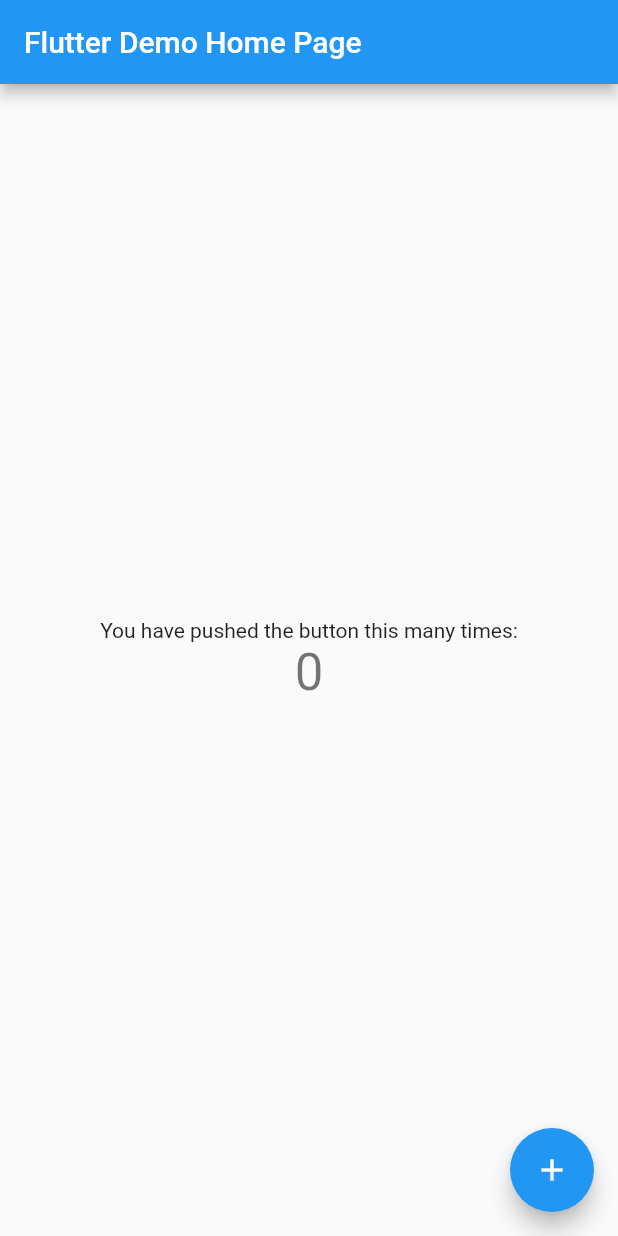
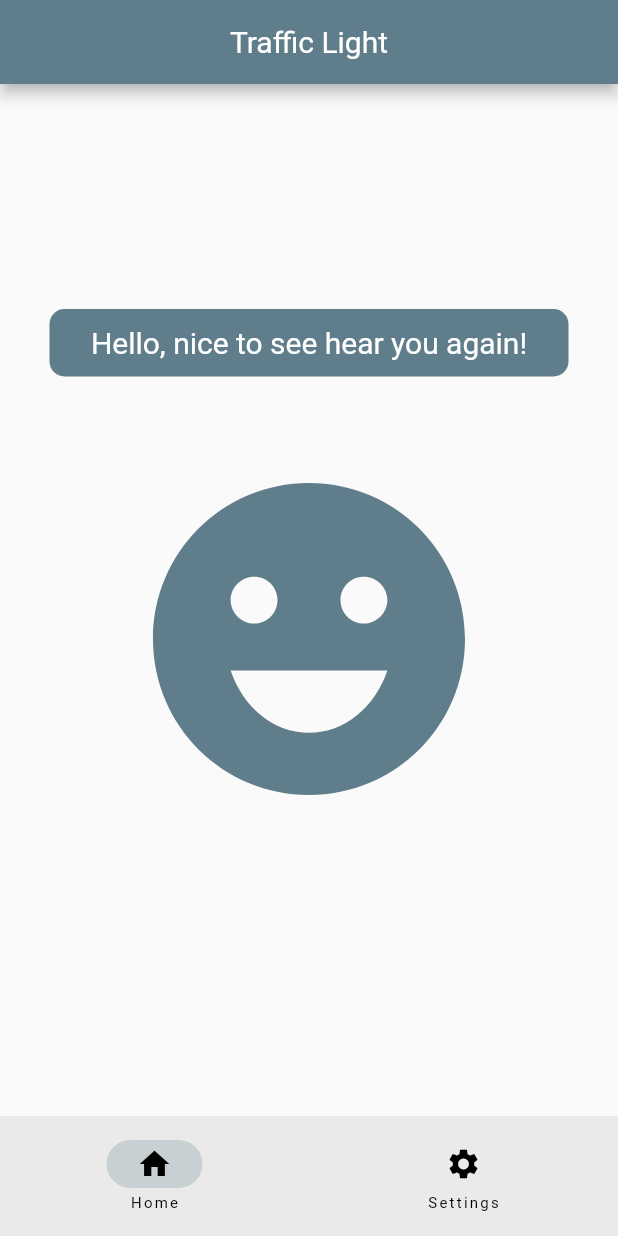
Before and after one commit to Rawezhham176/traffic_app, a Flutter app: the screen it shows after launch, on a phone screen of 412 x 824 dp. Run offline on Flutter 3.47's test engine with Material 2 defaults, Android fonts, the light colour scheme and no system bars.

Commit message:
frontend done

```diff
--- /dev/null
+++ b/lib/home_page.dart
@@ -0,0 +1,38 @@
+import 'package:flutter/material.dart';
+
+class HomePage extends StatelessWidget {
+  const HomePage({super.key});
+
+  @override
+  Widget build(BuildContext context) {
+    return Column(
+      mainAxisSize: MainAxisSize.min,
+      children: [
+        Container(
+          decoration: BoxDecoration(
+            color: Colors.blueGrey,
+            border: Border.all(width: 1, color: Colors.blueGrey),
+            borderRadius: BorderRadius.circular(10),
+          ),
+          alignment: Alignment.center,
+          margin: const EdgeInsets.only(top: 150, left: 33, right: 33),
+          padding: const EdgeInsets.all(10),
+          child: const Text("Hello, nice to see hear you again!",
+              style: TextStyle(
+                fontSize: 20,
+                color: Colors.white,
+              )),
+        ),
+        Container(
+          alignment: Alignment.center,
+          margin: const EdgeInsets.only(top: 50),
+          child: const Icon(
+            Icons.emoji_emotions,
+            size: 250,
+            color: Colors.blueGrey,
+          ),
+        )
+      ],
+    );
+  }
+}
--- a/lib/main.dart
+++ b/lib/main.dart
@@ -1,65 +1,67 @@
 import 'package:flutter/material.dart';
+import 'package:traffic_app/distance_page.dart';
+import 'package:traffic_app/home_page.dart';
+import 'package:traffic_app/languages_page.dart';
+import 'package:traffic_app/setting_page.dart';
+import 'package:traffic_app/voice_page.dart';
 
 void main() {
   runApp(const MyApp());
 }
 
+int currentPage = 0;
+
+final _pageOptions = [
+  const HomePage(),
+  const SettingPage(),
+];
+
 class MyApp extends StatelessWidget {
   const MyApp({super.key});
+
   @override
   Widget build(BuildContext context) {
     return MaterialApp(
-      title: 'Flutter Demo',
-      theme: ThemeData(
-        primarySwatch: Colors.blue,
-      ),
-      home: const MyHomePage(title: 'Flutter Demo Home Page'),
+      debugShowCheckedModeBanner: false,
+      theme: ThemeData(primarySwatch: Colors.blueGrey),
+      home: const RootPage(),
     );
   }
 }
 
-class MyHomePage extends StatefulWidget {
-  const MyHomePage({super.key, required this.title});
-  final String title;
+class RootPage extends StatefulWidget {
+  const RootPage({super.key});
 
   @override
-  State<MyHomePage> createState() => _MyHomePageState();
+  State<RootPage> createState() => _RootPageState();
 }
 
-class _MyHomePageState extends State<MyHomePage> {
-  int _counter = 0;
-
-  void _incrementCounter() {
-    setState(() {
-      _counter++;
-    });
-  }
-
+class _RootPageState extends State<RootPage> {
   @override
   Widget build(BuildContext context) {
-
     return Scaffold(
       appBar: AppBar(
-        title: Text(widget.title),
+        title: const Center(
+            child: Text(
+          "Traffic Light",
+          style: TextStyle(fontWeight: FontWeight.w400),
+        )),
       ),
-      body: Center(
-        child: Column(
-          mainAxisAlignment: MainAxisAlignment.center,
-          children: <Widget>[
-            const Text(
-              'You have pushed the button this many times:',
-            ),
-            Text(
-              '$_counter',
-              style: Theme.of(context).textTheme.headline4,
-            ),
-          ],
-        ),
-      ),
-      floatingActionButton: FloatingActionButton(
-        onPressed: _incrementCounter,
-        tooltip: 'Increment',
-        child: const Icon(Icons.add),
+      body: _pageOptions[currentPage],
+      bottomNavigationBar: NavigationBar(
+        destinations: const [
+          NavigationDestination(
+            icon: Icon(Icons.home),
+            label: "Home",
+          ),
+          NavigationDestination(icon: Icon(Icons.settings), label: "Settings")
+        ],
+        onDestinationSelected: (int index) {
+          setState(() {
+            currentPage = index;
+          });
+        },
+        selectedIndex: currentPage,
       ),
     );
   }
```
Also changed, not shown: lib/distance_page.dart (added, +88 -0 lines), lib/languages_page.dart (added, +88 -0 lines), lib/setting_page.dart (added, +68 -0 lines), lib/voice_page.dart (added, +88 -0 lines).
